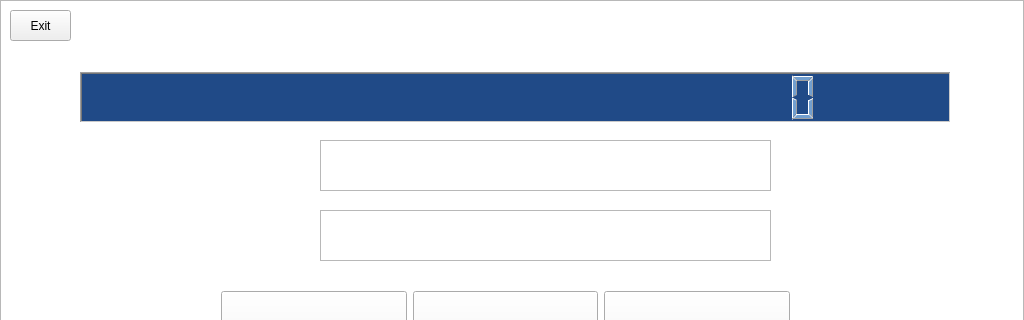
The window that mainwindow.ui (swodaemkram/aces) describes before a commit, drawn with Qt 5; both pictures show x 0 to 1024 and y 0 to 320 of the 1024 by 768 pixel window.
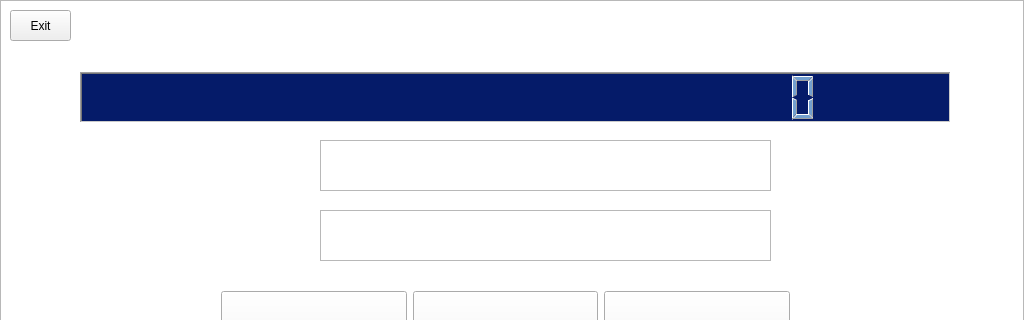
The same window after the commit.

```diff
--- a/mainwindow.ui
+++ b/mainwindow.ui
@@ -1498,18 +1498,18 @@
        <colorrole role="Base">
         <brush brushstyle="SolidPattern">
          <color alpha="255">
-          <red>32</red>
-          <green>74</green>
-          <blue>135</blue>
+          <red>5</red>
+          <green>27</green>
+          <blue>105</blue>
          </color>
         </brush>
        </colorrole>
        <colorrole role="Window">
         <brush brushstyle="SolidPattern">
          <color alpha="255">
-          <red>32</red>
-          <green>74</green>
-          <blue>135</blue>
+          <red>5</red>
+          <green>27</green>
+          <blue>105</blue>
          </color>
         </brush>
        </colorrole>
@@ -1554,18 +1554,18 @@
        <colorrole role="Base">
         <brush brushstyle="SolidPattern">
          <color alpha="255">
-          <red>32</red>
-          <green>74</green>
-          <blue>135</blue>
+          <red>5</red>
+          <green>27</green>
+          <blue>105</blue>
          </color>
         </brush>
        </colorrole>
        <colorrole role="Window">
         <brush brushstyle="SolidPattern">
          <color alpha="255">
-          <red>32</red>
-          <green>74</green>
-          <blue>135</blue>
+          <red>5</red>
+          <green>27</green>
+          <blue>105</blue>
          </color>
         </brush>
        </colorrole>
@@ -1610,18 +1610,18 @@
        <colorrole role="Base">
         <brush brushstyle="SolidPattern">
          <color alpha="255">
-          <red>32</red>
-          <green>74</green>
-          <blue>135</blue>
+          <red>5</red>
+          <green>27</green>
+          <blue>105</blue>
          </color>
         </brush>
        </colorrole>
        <colorrole role="Window">
         <brush brushstyle="SolidPattern">
          <color alpha="255">
-          <red>32</red>
-          <green>74</green>
-          <blue>135</blue>
+          <red>5</red>
+          <green>27</green>
+          <blue>105</blue>
          </color>
         </brush>
        </colorrole>
```
Left out of the diff: 17 changed lines with no effect on the pictures.
